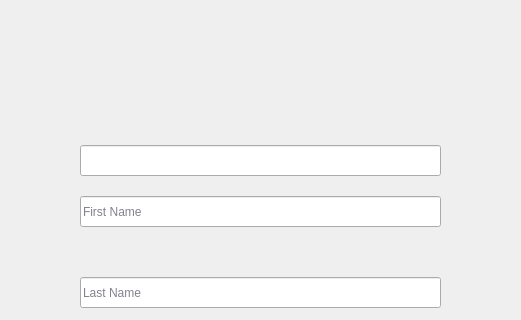
This is gui.ui in abdullahsalah96/Pisces as Qt 5 draws it before an edit; both pictures show x 230 to 751 and y 145 to 465 of the 1000 by 840 pixel window. The edited form follows.
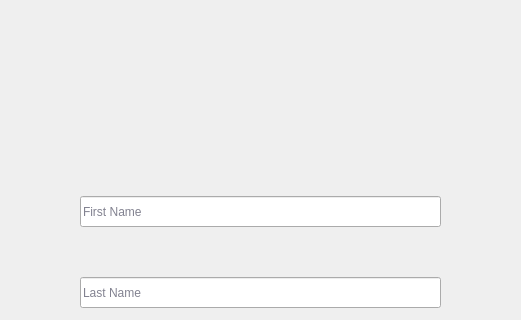
This is the edited form. The open tabs and pages were chosen to show the change. Icons and pictures are not drawn.

```diff
--- a/gui.ui
+++ b/gui.ui
@@ -153,24 +153,6 @@
        <string>Last Name</string>
       </property>
      </widget>
-     <widget class="QLineEdit" name="lineEdit_signIn_status">
-      <property name="geometry">
-       <rect>
-        <x>310</x>
-        <y>290</y>
-        <width>361</width>
-        <height>31</height>
-       </rect>
-      </property>
-      <property name="styleSheet">
-       <string notr="true">border-image: url(:/Resources/darkBlackBG.png);
-color: rgb(245, 29, 69);
-font: 25 10pt &quot;Roboto Light&quot;;</string>
-      </property>
-      <property name="text">
-       <string/>
-      </property>
-     </widget>
      <widget class="QPushButton" name="button_login_with_faceID">
       <property name="geometry">
        <rect>
@@ -198,6 +180,24 @@
        <string/>
       </property>
      </widget>
+     <widget class="QLabel" name="label">
+      <property name="geometry">
+       <rect>
+        <x>390</x>
+        <y>290</y>
+        <width>241</width>
+        <height>31</height>
+       </rect>
+      </property>
+      <property name="styleSheet">
+       <string notr="true">border-image: url(:/Resources/semiDarkBG.png);
+color: rgb(245, 29, 69);
+font: 25 10pt &quot;Roboto Light&quot;;</string>
+      </property>
+      <property name="text">
+       <string/>
+      </property>
+     </widget>
     </widget>
     <widget class="QWidget" name="page_signup">
      <property name="styleSheet">
```
Left out of the diff: 69 changed lines with no effect on the pictures.
